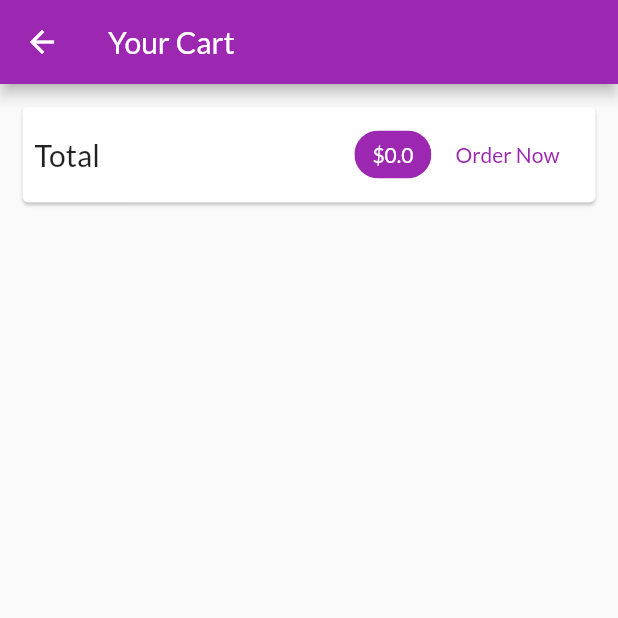
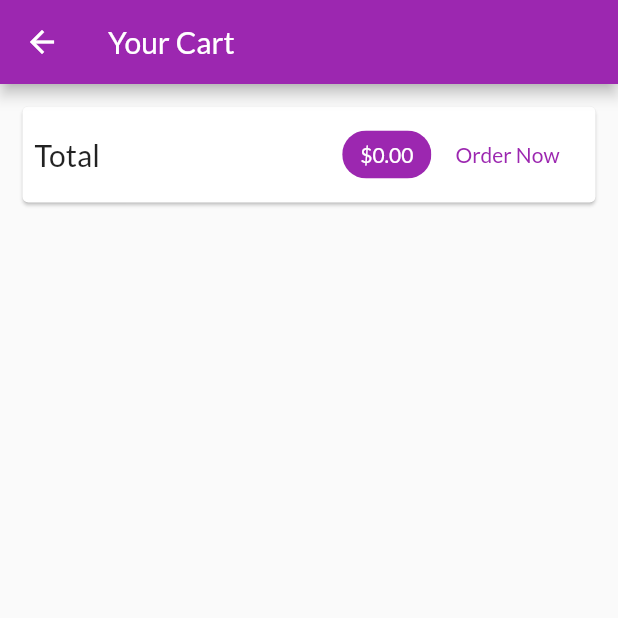
Before and after one commit to umuttokoglu/flutter-example-shop-app, a Flutter app: the CartScreen screen opened by its route, after a tap on "Order Now", on a phone screen of 412 x 824 dp, the top half of it. Run offline on Flutter 3.47's test engine with Material 2 defaults, Android fonts, the phone set to English and light mode, and no system bars; network calls fail.

Commit message:
order functionality added

```diff
--- a/lib/main.dart
+++ b/lib/main.dart
@@ -1,11 +1,13 @@
 import 'package:flutter/material.dart';
 import 'package:provider/provider.dart';
 
+import './screens/orders_screen.dart';
 import './screens/cart_screen.dart';
 import './providers/cart_provider.dart';
 import './screens/products_overview_screen.dart';
 import './screens/product_detail_screen.dart';
 import './providers/products_provider.dart';
+import './providers/orders_provider.dart';
 
 void main() => runApp(MyApp());
 
@@ -16,6 +18,7 @@ class MyApp extends StatelessWidget {
       providers: [
         ChangeNotifierProvider(create: (ctx) => ProductsProvider()),
         ChangeNotifierProvider(create: (ctx) => CartProvider()),
+        ChangeNotifierProvider(create: (ctx) => OrdersProvider()),
       ],
       child: MaterialApp(
         title: 'Flutter Demo',
@@ -28,6 +31,7 @@ class MyApp extends StatelessWidget {
         routes: {
           ProductDetailScreen.routeName: (context) => ProductDetailScreen(),
           CartScreen.routeName: (context) => CartScreen(),
+          OrdersScreen.routeName: (context) => OrdersScreen(),
         },
       ),
     );
--- a/lib/providers/cart_provider.dart
+++ b/lib/providers/cart_provider.dart
@@ -64,4 +64,9 @@ class CartProvider with ChangeNotifier {
     _items.remove(productId);
     notifyListeners();
   }
+
+  void clear() {
+    _items = {};
+    notifyListeners();
+  }
 }
--- /dev/null
+++ b/lib/providers/orders_provider.dart
@@ -0,0 +1,38 @@
+import 'package:flutter/foundation.dart';
+
+import './cart_provider.dart' show CartItem;
+
+class OrderItem {
+  final String id;
+  final double amount;
+  final List<CartItem> products;
+  final DateTime dateTime;
+
+  OrderItem({
+    @required this.id,
+    @required this.amount,
+    @required this.products,
+    @required this.dateTime,
+  });
+}
+
+class OrdersProvider with ChangeNotifier {
+  List<OrderItem> _orders = [];
+
+  List<OrderItem> get orders {
+    return [..._orders];
+  }
+
+  void addOrder(List<CartItem> cartProducts, double total) {
+    _orders.insert(
+      0,
+      OrderItem(
+        id: DateTime.now().toString(),
+        amount: total,
+        products: cartProducts,
+        dateTime: DateTime.now(),
+      ),
+    );
+    notifyListeners();
+  }
+}
--- a/lib/screens/cart_screen.dart
+++ b/lib/screens/cart_screen.dart
@@ -3,6 +3,7 @@ import 'package:provider/provider.dart';
 
 import '../providers/cart_provider.dart';
 import '../widgets/cart_screen_item.dart';
+import '../providers/orders_provider.dart';
 
 class CartScreen extends StatelessWidget {
   static const routeName = '/cart';
@@ -33,7 +34,7 @@ class CartScreen extends StatelessWidget {
                   Spacer(),
                   Chip(
                     label: Text(
-                      '\$${cart.totalAmount}',
+                      '\$${cart.totalAmount.toStringAsFixed(2)}',
                       style: TextStyle(
                         color: Colors.white,
                       ),
@@ -41,7 +42,13 @@ class CartScreen extends StatelessWidget {
                     backgroundColor: Theme.of(context).primaryColor,
                   ),
                   FlatButton(
-                    onPressed: () {},
+                    onPressed: () {
+                      Provider.of<OrdersProvider>(context, listen: false).addOrder(
+                        cart.items.values.toList(),
+                        cart.totalAmount,
+                      );
+                      cart.clear();
+                    },
                     child: Text('Order Now'),
                     textColor: Theme.of(context).primaryColor,
                   ),
--- /dev/null
+++ b/lib/screens/orders_screen.dart
@@ -0,0 +1,28 @@
+import 'package:flutter/material.dart';
+import 'package:provider/provider.dart';
+
+import '../providers/orders_provider.dart' show OrdersProvider;
+import '../widgets/order_item.dart';
+import '../widgets/app_drawer.dart';
+
+class OrdersScreen extends StatelessWidget {
+  static const routeName = '/orders';
+
+  @override
+  Widget build(BuildContext context) {
+    final ordersData = Provider.of<OrdersProvider>(context);
+
+    return Scaffold(
+      appBar: AppBar(
+        title: Text('Your Orders'),
+      ),
+      drawer: AppDrawer(),
+      body: ListView.builder(
+        itemBuilder: (ctx, i) => OrderItem(
+          orderItem: ordersData.orders[i],
+        ),
+        itemCount: ordersData.orders.length,
+      ),
+    );
+  }
+}
--- a/lib/screens/products_overview_screen.dart
+++ b/lib/screens/products_overview_screen.dart
@@ -1,6 +1,7 @@
 import 'package:flutter/material.dart';
 import 'package:provider/provider.dart';
 
+import '../widgets/app_drawer.dart';
 import '../widgets/badge.dart';
 import '../providers/cart_provider.dart';
 import '../widgets/products_grid.dart';
@@ -58,6 +59,7 @@ class _ProductOverviewScreenState extends State<ProductOverviewScreen> {
           ),
         ],
       ),
+      drawer: AppDrawer(),
       body: ProductsGrid(showFavs: _showOnlyFavorites),
     );
   }
--- /dev/null
+++ b/lib/widgets/order_item.dart
@@ -0,0 +1,74 @@
+import 'package:flutter/material.dart';
+import 'package:intl/intl.dart';
+import 'dart:math';
+
+import '../providers/orders_provider.dart' as o;
+
+class OrderItem extends StatefulWidget {
+  final o.OrderItem orderItem;
+
+  OrderItem({this.orderItem});
+
+  @override
+  _OrderItemState createState() => _OrderItemState();
+}
+
+class _OrderItemState extends State<OrderItem> {
+  var _expanded = false;
+
+  @override
+  Widget build(BuildContext context) {
+    return Card(
+      margin: EdgeInsets.all(10),
+      child: Column(
+        children: [
+          ListTile(
+            title: Text('\$${widget.orderItem.amount}'),
+            subtitle: Text(
+              DateFormat('dd-MM-yyyy hh:mm').format(widget.orderItem.dateTime),
+            ),
+            trailing: IconButton(
+              icon: Icon(_expanded ? Icons.expand_less : Icons.expand_more),
+              onPressed: () {
+                setState(() {
+                  _expanded = !_expanded;
+                });
+              },
+            ),
+          ),
+          if (_expanded)
+            Container(
+              padding: EdgeInsets.symmetric(horizontal: 15, vertical: 4),
+              height: min(
+                (widget.orderItem.products.length * 20.0 + 10.0),
+                100,
+              ),
+              child: ListView(
+                children: widget.orderItem.products
+                    .map((e) => Row(
+                          children: [
+                            Text(
+                              e.title,
+                              style: TextStyle(
+                                fontSize: 18,
+                                fontWeight: FontWeight.bold,
+                              ),
+                            ),
+                            Spacer(),
+                            Text(
+                              '${e.quantity}x \$${e.price}',
+                              style: TextStyle(
+                                fontSize: 18,
+                                color: Colors.grey,
+                              ),
+                            )
+                          ],
+                        ))
+                    .toList(),
+              ),
+            ),
+        ],
+      ),
+    );
+  }
+}
--- a/pubspec.yaml
+++ b/pubspec.yaml
@@ -12,6 +12,7 @@ dependencies:
 
   cupertino_icons: ^0.1.3
   provider: ^4.3.2+3
+  intl: ^0.16.1
 
 dev_dependencies:
   flutter_test:
```
Also changed, not shown: lib/screens/product_detail_screen.dart (+32 -0 lines), lib/widgets/app_drawer.dart (added, +35 -0 lines), pubspec.lock.
